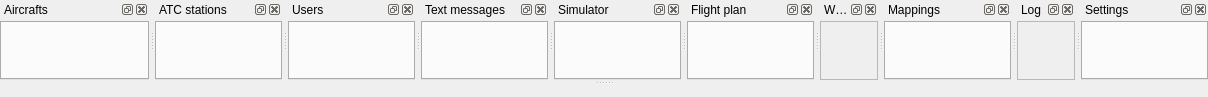
swift-project/pilotclient, file src/blackgui/components/maininfoareacomponent.ui: the form before one commit.
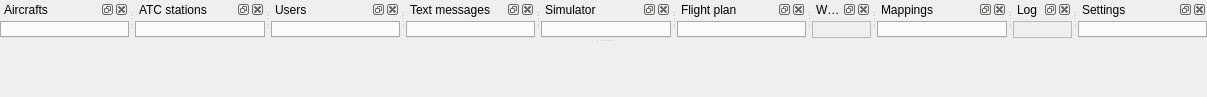
The form after the commit. Icons and pictures are not drawn. Custom widgets are drawn as their Qt base class.

Commit message: Several fixes related to refs #304 * removed #include <QtDesigner/QDesignerExportWidget> * correct targets swiftcore / swiftgui * Annotated possible error of QFontDialog / style sheet compliance + Set sizePolicy to preferred due to RWs rewiew ("over sized drawing")

```diff
--- a/src/blackgui/components/maininfoareacomponent.ui
+++ b/src/blackgui/components/maininfoareacomponent.ui
@@ -42,8 +42,8 @@
   <widget class="BlackGui::CDockWidgetInfoArea" name="dw_Aircrafts">
    <property name="minimumSize">
     <size>
-     <width>149</width>
-     <height>80</height>
+     <width>127</width>
+     <height>38</height>
     </size>
    </property>
    <property name="features">
@@ -83,6 +83,12 @@
      </property>
      <item>
       <widget class="BlackGui::Components::CAircraftComponent" name="comp_Aircrafts">
+       <property name="sizePolicy">
+        <sizepolicy hsizetype="Preferred" vsizetype="Preferred">
+         <horstretch>0</horstretch>
+         <verstretch>0</verstretch>
+        </sizepolicy>
+       </property>
        <property name="minimumSize">
         <size>
          <width>0</width>
@@ -138,6 +144,12 @@
      </property>
      <item>
       <widget class="BlackGui::Components::CAtcStationComponent" name="comp_AtcStations">
+       <property name="sizePolicy">
+        <sizepolicy hsizetype="Preferred" vsizetype="Preferred">
+         <horstretch>0</horstretch>
+         <verstretch>0</verstretch>
+        </sizepolicy>
+       </property>
        <property name="minimumSize">
         <size>
          <width>0</width>
@@ -177,7 +189,14 @@
       <number>0</number>
      </property>
      <item>
-      <widget class="BlackGui::Components::CUserComponent" name="comp_Users"/>
+      <widget class="BlackGui::Components::CUserComponent" name="comp_Users">
+       <property name="sizePolicy">
+        <sizepolicy hsizetype="Preferred" vsizetype="Preferred">
+         <horstretch>0</horstretch>
+         <verstretch>0</verstretch>
+        </sizepolicy>
+       </property>
+      </widget>
      </item>
     </layout>
    </widget>
@@ -210,7 +229,14 @@
       <number>0</number>
      </property>
      <item>
-      <widget class="BlackGui::Components::CTextMessageComponent" name="comp_TextMessages"/>
+      <widget class="BlackGui::Components::CTextMessageComponent" name="comp_TextMessages">
+       <property name="sizePolicy">
+        <sizepolicy hsizetype="Preferred" vsizetype="Preferred">
+         <horstretch>0</horstretch>
+         <verstretch>0</verstretch>
+        </sizepolicy>
+       </property>
+      </widget>
      </item>
     </layout>
    </widget>
@@ -243,7 +269,14 @@
       <number>0</number>
      </property>
      <item>
-      <widget class="BlackGui::Components::CSimulatorComponent" name="comp_Simulator"/>
+      <widget class="BlackGui::Components::CSimulatorComponent" name="comp_Simulator">
+       <property name="sizePolicy">
+        <sizepolicy hsizetype="Preferred" vsizetype="Preferred">
+         <horstretch>0</horstretch>
+         <verstretch>0</verstretch>
+        </sizepolicy>
+       </property>
+      </widget>
      </item>
     </layout>
    </widget>
@@ -276,7 +309,14 @@
       <number>0</number>
      </property>
      <item>
-      <widget class="BlackGui::Components::CFlightPlanComponent" name="comp_FlightPlan"/>
+      <widget class="BlackGui::Components::CFlightPlanComponent" name="comp_FlightPlan">
+       <property name="sizePolicy">
+        <sizepolicy hsizetype="Preferred" vsizetype="Preferred">
+         <horstretch>0</horstretch>
+         <verstretch>0</verstretch>
+        </sizepolicy>
+       </property>
+      </widget>
      </item>
     </layout>
    </widget>
@@ -352,7 +392,14 @@
       <number>0</number>
      </property>
      <item>
-      <widget class="QTabWidget" name="comp_Mappings"/>
+      <widget class="QTabWidget" name="comp_Mappings">
+       <property name="sizePolicy">
+        <sizepolicy hsizetype="Preferred" vsizetype="Preferred">
+         <horstretch>0</horstretch>
+         <verstretch>0</verstretch>
+        </sizepolicy>
+       </property>
+      </widget>
      </item>
     </layout>
    </widget>
@@ -425,7 +472,14 @@
       <number>0</number>
      </property>
      <item>
-      <widget class="BlackGui::Components::CSettingsComponent" name="comp_Settings"/>
+      <widget class="BlackGui::Components::CSettingsComponent" name="comp_Settings">
+       <property name="sizePolicy">
+        <sizepolicy hsizetype="Preferred" vsizetype="Preferred">
+         <horstretch>0</horstretch>
+         <verstretch>0</verstretch>
+        </sizepolicy>
+       </property>
+      </widget>
      </item>
     </layout>
    </widget>
```
The commit also changes 7 other files.
